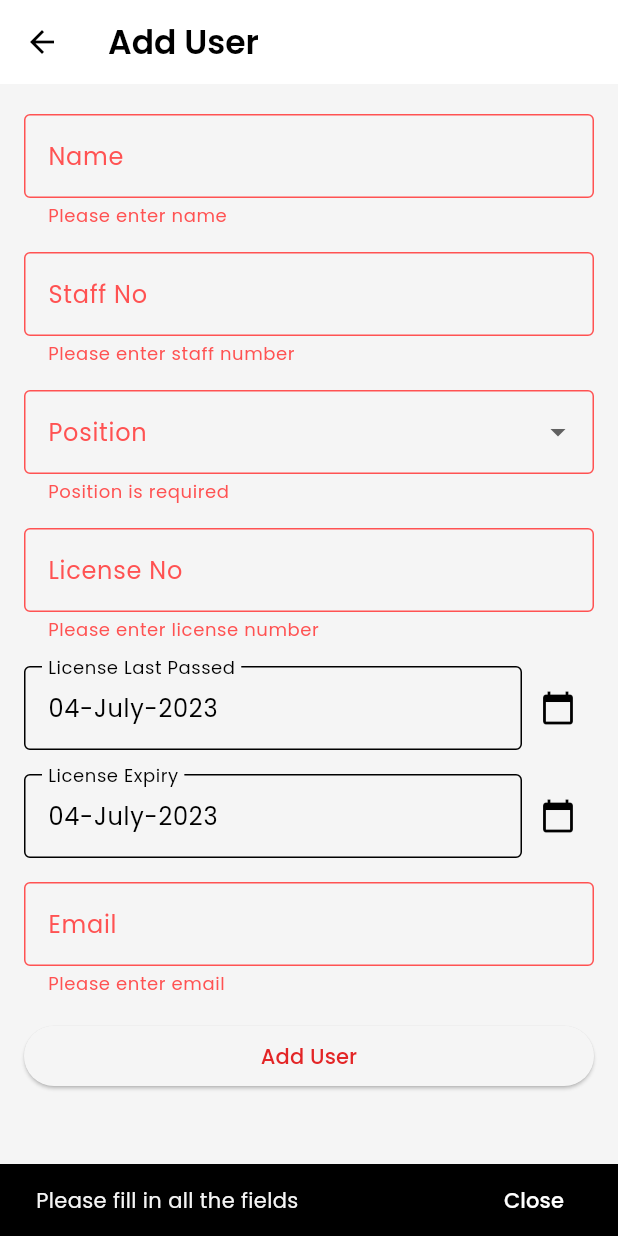
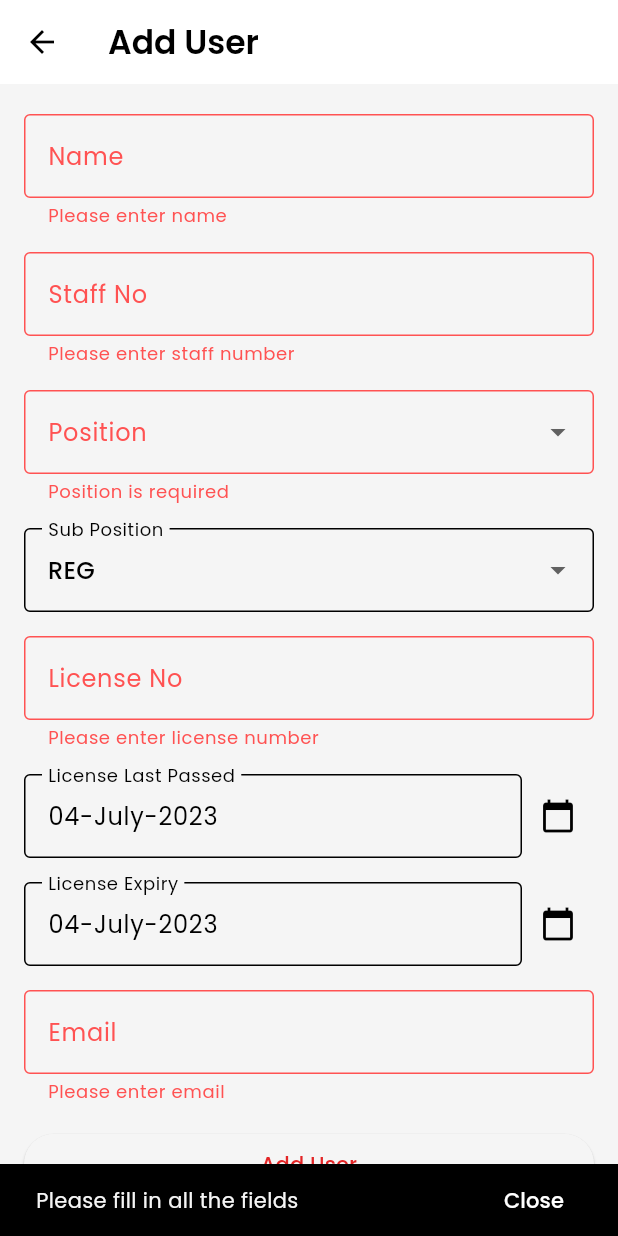
Before and after one commit to YosuaPWH/ts_one, a Flutter app: the AddUserView screen opened by its route, after a tap on "Add User", on a phone screen of 412 x 824 dp. Run offline on Flutter 3.47's test engine with Material 2 defaults, Android fonts, the phone set to English and light mode, and no system bars; our stand-ins replace cloud_firestore, email_validator, firebase_auth, firebase_core, flutter_expandable_fab, focus_detector and 3 more; accounts and stored records are empty; generated files the repository leaves out were written again.

Commit message:
Add new user
Added a floating action button to go to add new user view.

Added subposition input in add new user view.

```diff
--- a/lib/data/users/users.dart
+++ b/lib/data/users/users.dart
@@ -7,7 +7,6 @@ class UserModel with ChangeNotifier {
     this.staffNo = "",
     this.name = "",
     this.position = "",
-    this.subPosition = "",
     this.licenseNo = "",
   });
 
@@ -15,7 +14,7 @@ class UserModel with ChangeNotifier {
   String staffNo = "";
   String name = "";
   String position = "";
-  String subPosition = "";
+  String subPosition = UserModel.keySubPositionREG;
   String licenseNo = "";
   DateTime licenseLastPassed = DateTime.now();
   DateTime licenseExpiry = DateTime.now();
@@ -35,6 +34,7 @@ class UserModel with ChangeNotifier {
   static String keyStaffNo = "Staff No";
   static String keyPrivileges = "Privileges";
 
+  /** ALL PRIVILEGES */
   static String keyPrivilegeCreateAssessment = "create-assessment"; // for instructor to make a new assessment
   static String keyPrivilegeUpdateAssessment = "update-assessment"; // for instructor to update an unconfirmed assessment
 
@@ -47,6 +47,20 @@ class UserModel with ChangeNotifier {
   static String keyPrivilegeCreateUser = "create-user"; // for admin to create a new user
   static String keyPrivilegeUpdateUser = "update-user"; // for admin to update a user
   static String keyPrivilegeDeleteUser = "delete-user"; // for admin to delete a user
+
+  /** ALL POSITIONS */
+  static String keyPositionCaptain = "CAPT";
+  static String keyPositionFirstOfficer = "FO";
+
+  /** ALL SUBPOSITIONS */
+  static String keySubPositionCCP = "CCP"; // chief check pilot
+  static String keySubPositionCPTS = "CPTS"; // chief pilot training standards
+  static String keySubPositionFIA = "FIA"; // flight instructor assistant
+  static String keySubPositionFIS = "FIS"; // flight instructor
+  static String keySubPositionPGI = "PGI"; // pilot ground instructor
+  static String keySubPositionREG = "REG"; // regular pilot
+  static String keySubPositionTRG = "TRG"; // trainee pilot
+  static String keySubPositionUT = "UT"; // under training pilot
 
   UserModel.fromFirebaseUser(Map<String, dynamic> map) {
     email = map[keyEmail]; // if null, return empty string
--- a/lib/presentation/view/users/add_user.dart
+++ b/lib/presentation/view/users/add_user.dart
@@ -135,14 +135,69 @@ class _AddUserViewState extends State<AddUserView> {
                     onChanged: (value) {
                         userModel.position = value!;
                     },
-                    items: const [
+                    items: [
                       DropdownMenuItem(
-                        value: "CAPT",
-                        child: Text("CAPT"),
+                        value: UserModel.keyPositionCaptain,
+                        child: Text(UserModel.keyPositionCaptain),
                       ),
                       DropdownMenuItem(
-                        value: "FO",
-                        child: Text("FO"),
+                        value: UserModel.keyPositionFirstOfficer,
+                        child: Text(UserModel.keyPositionFirstOfficer),
+                      ),
+                    ],
+                  ),
+                ),
+                Padding(
+                  padding: const EdgeInsets.only(left: 16.0, right: 16.0, bottom: 16.0),
+                  // TODO change this to checkbox
+                  child: DropdownButtonFormField(
+                    decoration: const InputDecoration(
+                      border: OutlineInputBorder(),
+                      labelText: 'Sub Position',
+                    ),
+                    validator: (value) {
+                      if (value == null) {
+                        return "Sub position is required";
+                      }
+                      return null;
+                    },
+                    autovalidateMode: AutovalidateMode.onUserInteraction,
+                    value: userModel.subPosition,
+                    onChanged: (value) {
+                      userModel.subPosition = value!;
+                    },
+                    items: [
+                      DropdownMenuItem(
+                        value: UserModel.keySubPositionCPTS,
+                        child: Text(UserModel.keySubPositionCPTS),
+                      ),
+                      DropdownMenuItem(
+                        value: UserModel.keySubPositionCCP,
+                        child: Text(UserModel.keySubPositionCCP),
+                      ),
+                      DropdownMenuItem(
+                        value: UserModel.keySubPositionPGI,
+                        child: Text(UserModel.keySubPositionPGI),
+                      ),
+                      DropdownMenuItem(
+                        value: UserModel.keySubPositionFIA,
+                        child: Text(UserModel.keySubPositionFIA),
+                      ),
+                      DropdownMenuItem(
+                        value: UserModel.keySubPositionFIS,
+                        child: Text(UserModel.keySubPositionFIS),
+                      ),
+                      DropdownMenuItem(
+                        value: UserModel.keySubPositionREG,
+                        child: Text(UserModel.keySubPositionREG),
+                      ),
+                      DropdownMenuItem(
+                        value: UserModel.keySubPositionTRG,
+                        child: Text(UserModel.keySubPositionTRG),
+                      ),
+                      DropdownMenuItem(
+                        value: UserModel.keySubPositionUT,
+                        child: Text(UserModel.keySubPositionUT),
                       ),
                     ],
                   ),
--- a/lib/presentation/view/users/all_users.dart
+++ b/lib/presentation/view/users/all_users.dart
@@ -3,6 +3,7 @@ import 'package:flutter/material.dart';
 import 'package:provider/provider.dart';
 import 'package:ts_one/data/users/user_preferences.dart';
 import 'package:ts_one/data/users/users.dart';
+import 'package:ts_one/presentation/routes.dart';
 import 'package:ts_one/presentation/theme.dart';
 import 'package:ts_one/presentation/view_model/user_viewmodel.dart';
 
@@ -126,6 +127,13 @@ class _AllUsersViewState extends State<AllUsersView> {
                 ],
               )
           ),
+          floatingActionButton: FloatingActionButton(
+            backgroundColor: TsOneColor.primary,
+            onPressed: () {
+              Navigator.pushNamed(context, NamedRoute.addUser);
+            },
+            child: const Icon(Icons.add),
+          ),
         );
       },
     );
```
